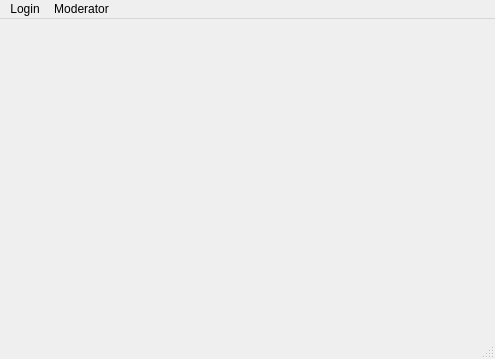
Howest-AdvMathProg/project-2021-Joren-vanGoethem, file gui/MainWindow.ui: the form before one commit.
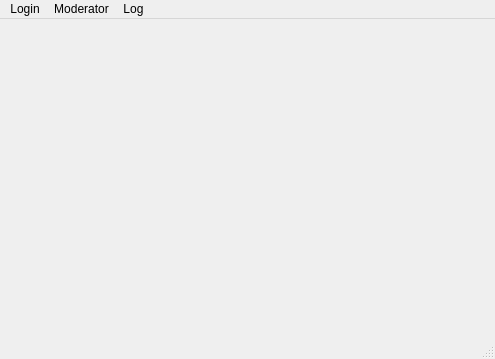
The form after the commit.

```diff
--- a/gui/MainWindow.ui
+++ b/gui/MainWindow.ui
@@ -33,8 +33,14 @@
      <string>Moderator</string>
     </property>
    </widget>
+   <widget class="QMenu" name="menuLog">
+    <property name="title">
+     <string>Log</string>
+    </property>
+   </widget>
    <addaction name="menuLogin"/>
    <addaction name="menuModerator"/>
+   <addaction name="menuLog"/>
   </widget>
   <widget class="QStatusBar" name="statusbar"/>
  </widget>
```
